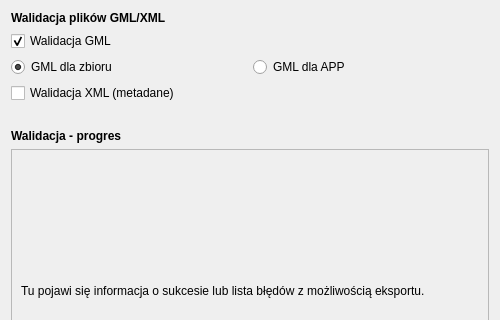
Qt form modules/validator/views/ui/walidacja_gmlxml_dialog_base.ui (envirosolutionspl/wtyczka_qgis_app) before a commit; both pictures show x 0 to 500 and y 0 to 320 of the 500 by 500 pixel window.
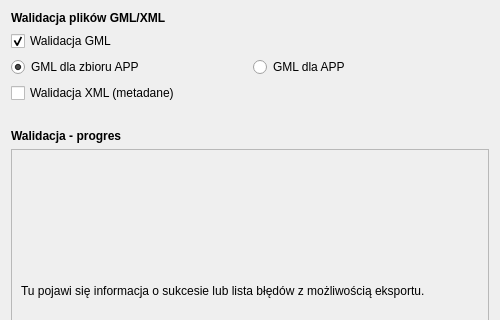
The same form after that commit. Custom widgets are drawn as their Qt base class.

Patch:
```diff
--- a/modules/validator/views/ui/walidacja_gmlxml_dialog_base.ui
+++ b/modules/validator/views/ui/walidacja_gmlxml_dialog_base.ui
@@ -59,7 +59,7 @@
        <item>
         <widget class="QRadioButton" name="setGML_radioButton">
          <property name="text">
-          <string>GML dla zbioru</string>
+          <string>GML dla zbioru APP</string>
          </property>
          <property name="checked">
           <bool>true</bool>
```
